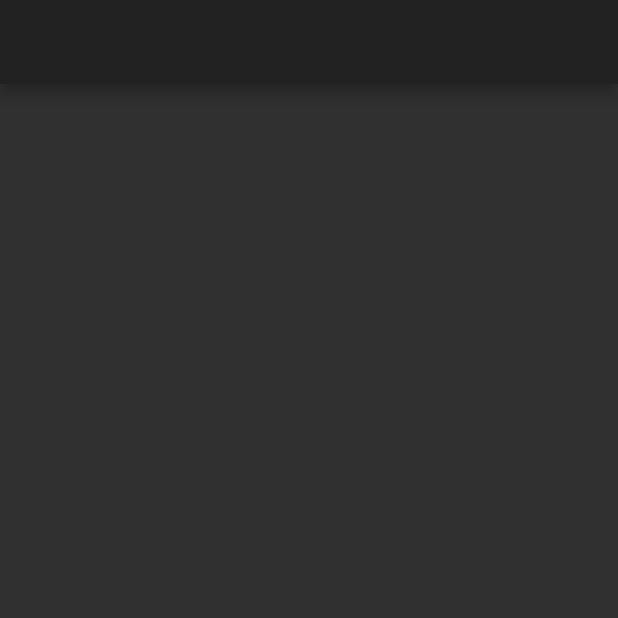
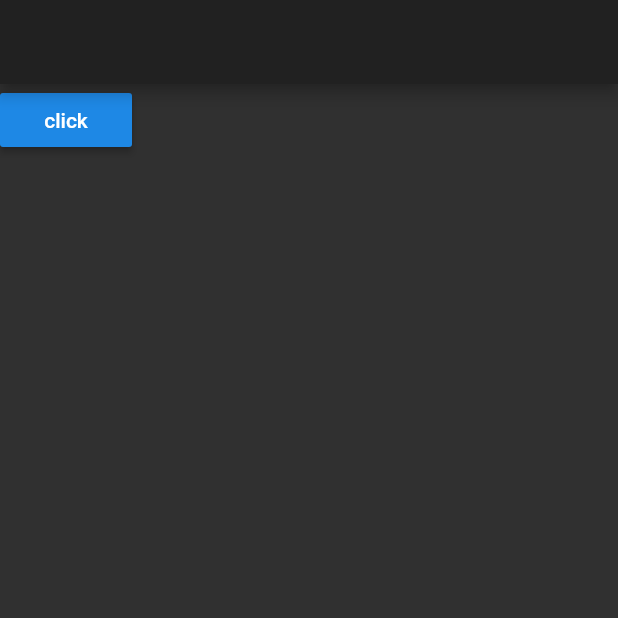
Before and after one commit to hiranthaR/escar, a Flutter app: the screen it shows after launch, on a phone screen of 412 x 824 dp, the top half of it. Run offline on Flutter 3.47's test engine with Material 2 defaults, Android fonts, the phone set to English and light mode, and no system bars; missing offline and left inert: flutter_barcode_scanner.

```diff
--- a/mobile_app/escar/lib/screens/main_screen.dart
+++ b/mobile_app/escar/lib/screens/main_screen.dart
@@ -1,4 +1,6 @@
 import 'package:flutter/material.dart';
+import 'package:flutter/services.dart';
+import 'package:flutter_barcode_scanner/flutter_barcode_scanner.dart';
 
 class MainScreen extends StatefulWidget {
   @override
@@ -6,13 +8,44 @@ class MainScreen extends StatefulWidget {
 }
 
 class _MainScreenState extends State<MainScreen> {
+  var barcode = '';
+  var details = '';
+
+  onScan() async {
+    try {
+      String barcode =
+          await FlutterBarcodeScanner.scanBarcode('#34eb7d', 'cancel', true);
+      setState(() {
+        this.barcode = barcode;
+      });
+      // QuerySnapshot qs = await Firestore.instance
+      //     .collection('items')
+      //     .where('barcode', isEqualTo: barcode)
+      //     .limit(1)
+      //     .getDocuments();
+      // setState(() {
+      //   details = qs.documents[0].data.toString();
+      // });
+    } on PlatformException catch (e) {
+      print(e);
+    }
+  }
+
   @override
   Widget build(BuildContext context) {
     return Scaffold(
       appBar: AppBar(),
       body: Container(
         child: Column(
-          children: <Widget>[],
+          crossAxisAlignment: CrossAxisAlignment.center,
+          children: <Widget>[
+            RaisedButton(
+              child: Text("click"),
+              onPressed: () => onScan(),
+            ),
+            Text(barcode),
+            Text(details),
+          ],
         ),
       ),
     );
--- a/mobile_app/escar/pubspec.yaml
+++ b/mobile_app/escar/pubspec.yaml
@@ -23,6 +23,9 @@ dependencies:
   # The following adds the Cupertino Icons font to your application.
   # Use with the CupertinoIcons class for iOS style icons.
   cupertino_icons: ^0.1.2
+  flutter_barcode_scanner:
+  firebase:
+  cloud_firestore:
 
 dev_dependencies:
   flutter_test:
```
Also changed, not shown: mobile_app/escar/pubspec.lock, 6 other files.
